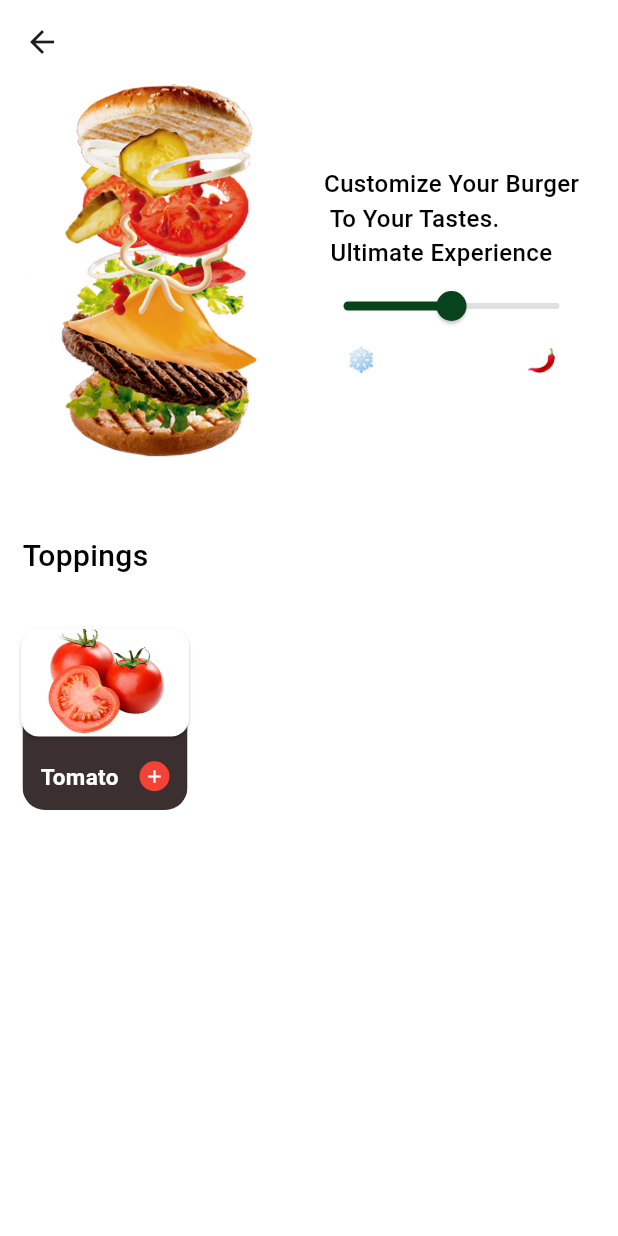
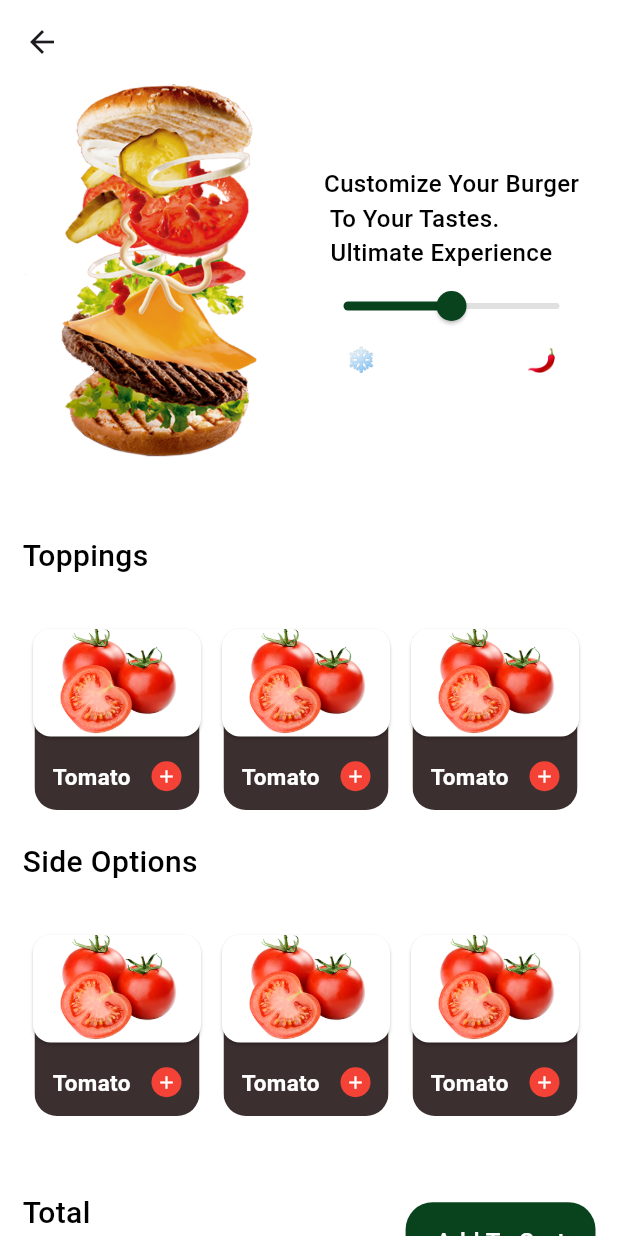
Before and after one commit to salahswidan/hungry, a Flutter app: the ProductDetailsView screen opened directly, on a phone screen of 412 x 824 dp. Run offline on Flutter 3.47's test engine with Material 3 defaults, Android fonts, the phone set to English and light mode, and no system bars; our stand-ins replace flutter_svg, gap.

Commit message:
finish Product Details View with Topping and Side Options; add Custom Button component

```diff
--- a/lib/features/product/view/product_details_view.dart
+++ b/lib/features/product/view/product_details_view.dart
@@ -1,6 +1,8 @@
 import 'package:flutter/material.dart';
 import 'package:gap/gap.dart';
+import 'package:hungry/core/constants/app_colors.dart';
 import 'package:hungry/features/product/widget/spicy_slider.dart';
+import 'package:hungry/shared/custom_button.dart';
 import 'package:hungry/shared/custom_text.dart';
 
 import '../widget/topping_card.dart';
@@ -26,6 +28,7 @@ class _ProductDetailsViewState extends State<ProductDetailsView> {
       ),
       body: Padding(
         padding: const EdgeInsets.symmetric(horizontal: 15.0),
+        child: SingleChildScrollView(
           child: Column(
             crossAxisAlignment: CrossAxisAlignment.start,
             children: [
@@ -40,12 +43,59 @@ class _ProductDetailsViewState extends State<ProductDetailsView> {
               Gap(50),
               CustomText(text: "Toppings", size: 20),
               Gap(70),
-            ToppingCard(
+              SingleChildScrollView(
+                scrollDirection: Axis.horizontal,
+                clipBehavior: Clip.none,
+                child: Row(
+                  children: List.generate(4, (index) {
+                    return Padding(
+                      padding: const EdgeInsets.symmetric(horizontal: 8.0),
+                      child: ToppingCard(
                         image: "assets/product/tom.png",
                         title: "Tomato",
                         onAdd: () {},
                       ),
+                    );
+                  }),
+                ),
+              ),
+              Gap(20),
+              CustomText(text: "Side Options", size: 20),
+              Gap(70),
+              SingleChildScrollView(
+                scrollDirection: Axis.horizontal,
+                clipBehavior: Clip.none,
+                child: Row(
+                  children: List.generate(4, (index) {
+                    return Padding(
+                      padding: const EdgeInsets.symmetric(horizontal: 8.0),
+                      child: ToppingCard(
+                        image: "assets/product/tom.png",
+                        title: "Tomato",
+                        onAdd: () {},
+                      ),
+                    );
+                  }),
+                ),
+              ),
+              Gap(50),
+              Row(
+                mainAxisAlignment: MainAxisAlignment.spaceBetween,
+                children: [
+                  Column(
+                    crossAxisAlignment: CrossAxisAlignment.start,
+                    children: [
+                      CustomText(text: "Total", size: 20),
+
+                      CustomText(text: "\$ 18.9", size: 27),
                     ],
+                  ),
+                  CustomButton(text: "Add To Cart", onTap: () {}),
+                ],
+              ),
+              Gap(100),
+            ],
+          ),
         ),
       ),
     );
--- /dev/null
+++ b/lib/shared/custom_button.dart
@@ -0,0 +1,26 @@
+import 'package:flutter/cupertino.dart';
+import 'package:flutter/material.dart';
+import 'package:hungry/shared/custom_text.dart';
+
+import '../core/constants/app_colors.dart';
+
+class CustomButton extends StatelessWidget {
+  const CustomButton({super.key, required this.text, this.onTap});
+  final String text;
+  final Function()? onTap;
+
+  @override
+  Widget build(BuildContext context) {
+    return GestureDetector(
+      onTap: onTap,
+      child: Container(
+        padding: EdgeInsets.symmetric(horizontal: 20, vertical: 15),
+        decoration: BoxDecoration(
+          color: AppColors.primary,
+          borderRadius: BorderRadius.circular(18),
+        ),
+        child: CustomText(text: text, color: Colors.white),
+      ),
+    );
+  }
+}
```
Lines whose indentation alone changed are shown as unchanged.
